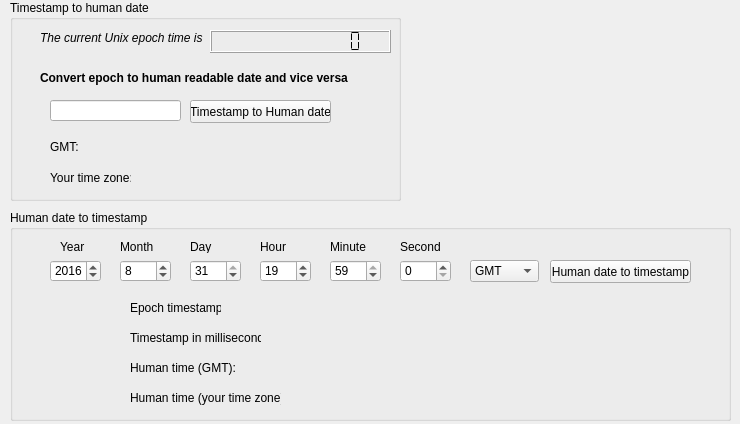
The window that epochconverter.ui (embeddedmz/QtEpochConverter) describes before a commit, drawn with Qt 5.
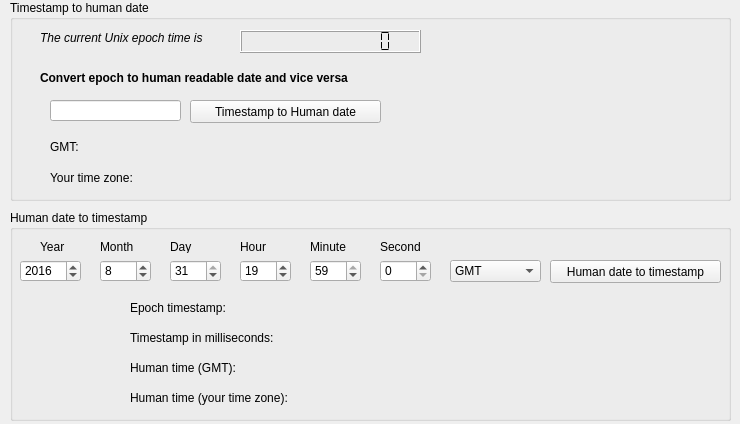
The same window after the commit. Icons and pictures are not drawn.

Commit message: Changes made to build and use the app under Ubuntu 16.04 LTS

```diff
--- a/epochconverter.ui
+++ b/epochconverter.ui
@@ -22,7 +22,7 @@
     <rect>
      <x>10</x>
      <y>0</y>
-     <width>391</width>
+     <width>721</width>
      <height>201</height>
     </rect>
    </property>
@@ -50,7 +50,7 @@
      <rect>
       <x>180</x>
       <y>100</y>
-      <width>141</width>
+      <width>191</width>
       <height>23</height>
      </rect>
     </property>
@@ -76,7 +76,7 @@
      <rect>
       <x>30</x>
       <y>30</y>
-      <width>181</width>
+      <width>191</width>
       <height>16</height>
      </rect>
     </property>
@@ -99,7 +99,7 @@
      <rect>
       <x>30</x>
       <y>70</y>
-      <width>321</width>
+      <width>391</width>
       <height>16</height>
      </rect>
     </property>
@@ -121,7 +121,7 @@
      <rect>
       <x>40</x>
       <y>170</y>
-      <width>81</width>
+      <width>101</width>
       <height>16</height>
      </rect>
     </property>
@@ -132,7 +132,7 @@
    <widget class="QLCDNumber" name="uiLCDCurrentEpoch">
     <property name="geometry">
      <rect>
-      <x>200</x>
+      <x>230</x>
       <y>30</y>
       <width>181</width>
       <height>23</height>
@@ -148,10 +148,10 @@
    <widget class="QLabel" name="uiLBEpochToGMTDateString">
     <property name="geometry">
      <rect>
-      <x>130</x>
+      <x>150</x>
       <y>140</y>
-      <width>251</width>
-      <height>16</height>
+      <width>561</width>
+      <height>20</height>
      </rect>
     </property>
     <property name="text">
@@ -164,10 +164,10 @@
    <widget class="QLabel" name="uiLBEpochToLocalDateString">
     <property name="geometry">
      <rect>
-      <x>130</x>
+      <x>150</x>
       <y>170</y>
-      <width>251</width>
-      <height>16</height>
+      <width>561</width>
+      <height>20</height>
      </rect>
     </property>
     <property name="text">
@@ -193,9 +193,9 @@
    <widget class="QSpinBox" name="uiSpinBoxYear">
     <property name="geometry">
      <rect>
-      <x>40</x>
+      <x>10</x>
       <y>50</y>
-      <width>51</width>
+      <width>61</width>
       <height>22</height>
      </rect>
     </property>
@@ -212,7 +212,7 @@
    <widget class="QLabel" name="label_10">
     <property name="geometry">
      <rect>
-      <x>50</x>
+      <x>30</x>
       <y>30</y>
       <width>46</width>
       <height>13</height>
@@ -225,7 +225,7 @@
    <widget class="QSpinBox" name="uiSpinBoxMonth">
     <property name="geometry">
      <rect>
-      <x>110</x>
+      <x>90</x>
       <y>50</y>
       <width>51</width>
       <height>22</height>
@@ -244,7 +244,7 @@
    <widget class="QLabel" name="label_12">
     <property name="geometry">
      <rect>
-      <x>110</x>
+      <x>90</x>
       <y>30</y>
       <width>46</width>
       <height>13</height>
@@ -257,7 +257,7 @@
    <widget class="QLabel" name="label_13">
     <property name="geometry">
      <rect>
-      <x>180</x>
+      <x>160</x>
       <y>30</y>
       <width>46</width>
       <height>13</height>
@@ -270,7 +270,7 @@
    <widget class="QSpinBox" name="uiSpinBoxDay">
     <property name="geometry">
      <rect>
-      <x>180</x>
+      <x>160</x>
       <y>50</y>
       <width>51</width>
       <height>22</height>
@@ -289,7 +289,7 @@
    <widget class="QLabel" name="label_14">
     <property name="geometry">
      <rect>
-      <x>250</x>
+      <x>230</x>
       <y>30</y>
       <width>46</width>
       <height>13</height>
@@ -302,7 +302,7 @@
    <widget class="QSpinBox" name="uiSpinBoxHour">
     <property name="geometry">
      <rect>
-      <x>250</x>
+      <x>230</x>
       <y>50</y>
       <width>51</width>
       <height>22</height>
@@ -321,7 +321,7 @@
    <widget class="QLabel" name="label_15">
     <property name="geometry">
      <rect>
-      <x>320</x>
+      <x>300</x>
       <y>30</y>
       <width>46</width>
       <height>13</height>
@@ -334,7 +334,7 @@
    <widget class="QSpinBox" name="uiSpinBoxMinute">
     <property name="geometry">
      <rect>
-      <x>320</x>
+      <x>300</x>
       <y>50</y>
       <width>51</width>
       <height>22</height>
@@ -353,7 +353,7 @@
    <widget class="QLabel" name="label_16">
     <property name="geometry">
      <rect>
-      <x>390</x>
+      <x>370</x>
       <y>30</y>
       <width>46</width>
       <height>13</height>
@@ -366,7 +366,7 @@
    <widget class="QSpinBox" name="uiSpinBoxSecond">
     <property name="geometry">
      <rect>
-      <x>390</x>
+      <x>370</x>
       <y>50</y>
       <width>51</width>
       <height>22</height>
@@ -385,9 +385,9 @@
    <widget class="QComboBox" name="uiComboBoxTZ">
     <property name="geometry">
      <rect>
-      <x>460</x>
+      <x>440</x>
       <y>50</y>
-      <width>69</width>
+      <width>91</width>
       <height>22</height>
      </rect>
     </property>
@@ -407,7 +407,7 @@
      <rect>
       <x>540</x>
       <y>50</y>
-      <width>141</width>
+      <width>171</width>
       <height>23</height>
      </rect>
     </property>
@@ -420,7 +420,7 @@
      <rect>
       <x>120</x>
       <y>120</y>
-      <width>131</width>
+      <width>201</width>
       <height>16</height>
      </rect>
     </property>
@@ -433,7 +433,7 @@
      <rect>
       <x>120</x>
       <y>90</y>
-      <width>91</width>
+      <width>201</width>
       <height>16</height>
      </rect>
     </property>
@@ -446,7 +446,7 @@
      <rect>
       <x>120</x>
       <y>150</y>
-      <width>121</width>
+      <width>201</width>
       <height>16</height>
      </rect>
     </property>
@@ -459,7 +459,7 @@
      <rect>
       <x>120</x>
       <y>180</y>
-      <width>151</width>
+      <width>201</width>
       <height>16</height>
      </rect>
     </property>
@@ -470,9 +470,9 @@
    <widget class="QLabel" name="uiLBDateToEpoch">
     <property name="geometry">
      <rect>
-      <x>270</x>
+      <x>340</x>
       <y>90</y>
-      <width>261</width>
+      <width>371</width>
       <height>16</height>
      </rect>
     </property>
@@ -486,9 +486,9 @@
    <widget class="QLabel" name="uiLBDateToEpochMs">
     <property name="geometry">
      <rect>
-      <x>270</x>
+      <x>340</x>
       <y>120</y>
-      <width>261</width>
+      <width>371</width>
       <height>16</height>
      </rect>
     </property>
@@ -502,9 +502,9 @@
    <widget class="QLabel" name="uiLBDateToGMTString">
     <property name="geometry">
      <rect>
-      <x>270</x>
+      <x>340</x>
       <y>150</y>
-      <width>261</width>
+      <width>371</width>
       <height>16</height>
      </rect>
     </property>
@@ -518,9 +518,9 @@
    <widget class="QLabel" name="uiLBDateString">
     <property name="geometry">
      <rect>
-      <x>270</x>
+      <x>340</x>
       <y>180</y>
-      <width>261</width>
+      <width>371</width>
       <height>16</height>
      </rect>
     </property>
```
The commit also changes 2 other files.
